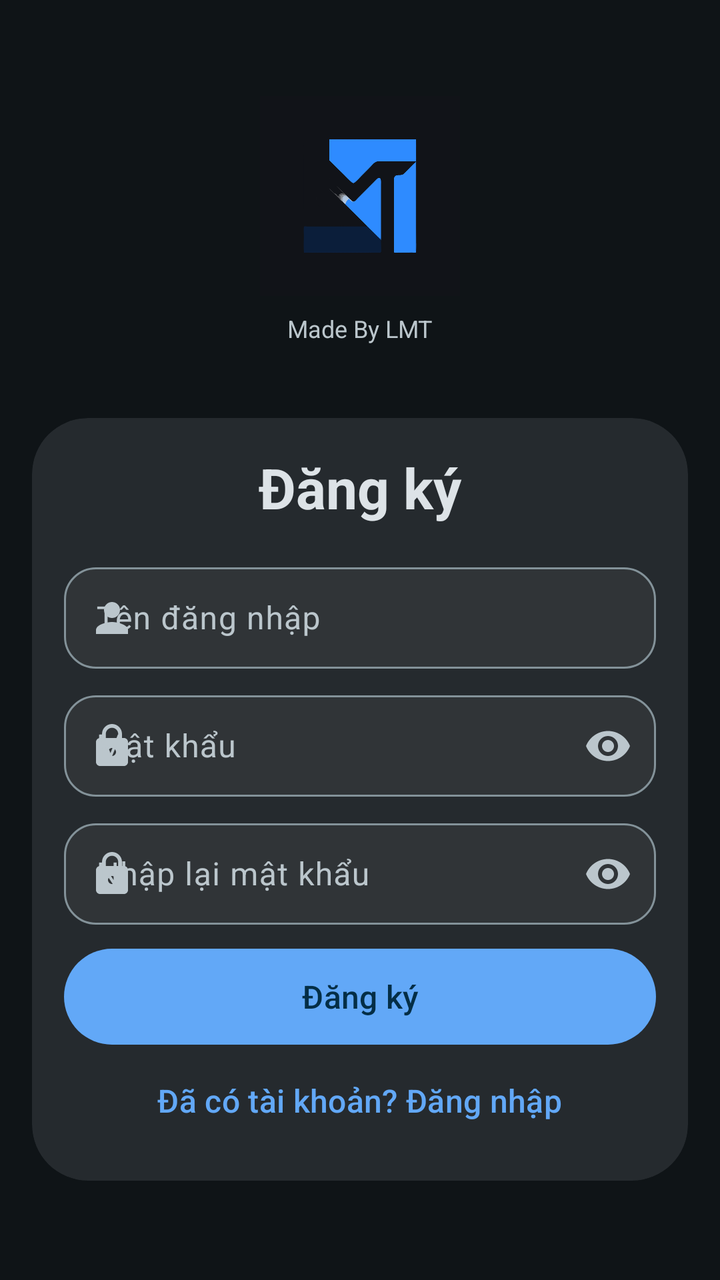
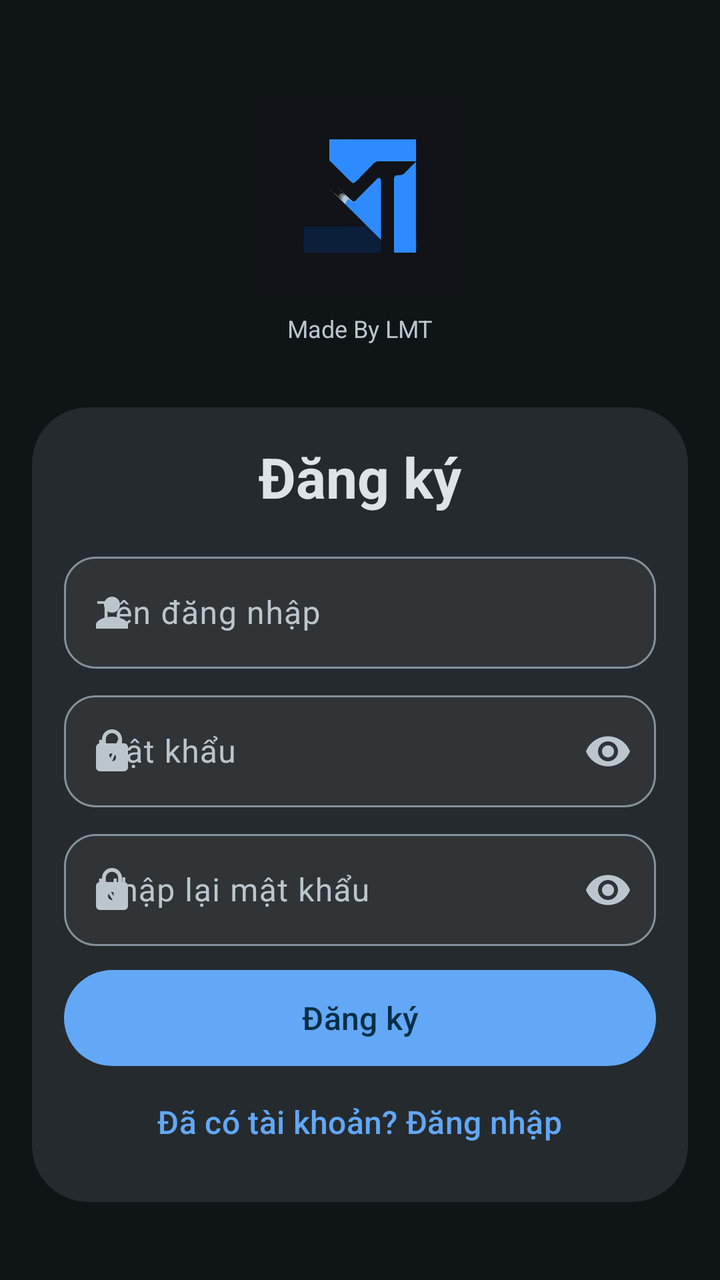

Two renders of the same Android screen: before a commit and after it. Below are the layout's source before the change and the commit's diff.
<!-- AndroidManifest.xml: application theme Theme.ToolTX -->
<!-- res/layout/fragment_signup.xml -->
<?xml version="1.0" encoding="utf-8"?>
<ScrollView xmlns:android="http://schemas.android.com/apk/res/android"
    xmlns:app="http://schemas.android.com/apk/res-auto"
    android:layout_width="match_parent"
    android:layout_height="match_parent"
    android:background="@color/surface"
    android:fillViewport="true">

    <LinearLayout
        android:layout_width="match_parent"
        android:layout_height="wrap_content"
        android:gravity="center_horizontal"
        android:orientation="vertical"
        android:paddingHorizontal="@dimen/spacing_lg"
        android:paddingTop="48dp"
        android:paddingBottom="@dimen/spacing_xl">

        <ImageView
            android:id="@+id/logo"
            android:layout_width="100dp"
            android:layout_height="100dp"
            android:layout_marginBottom="@dimen/spacing_sm"
            android:scaleType="centerCrop"
            android:src="@mipmap/ic_launcher" />

        <TextView
            android:layout_width="wrap_content"
            android:layout_height="wrap_content"
            android:text="@string/made_by"
            android:textColor="@color/onSurfaceVariant"
            android:textSize="12sp" />

        <View
            android:layout_width="0dp"
            android:layout_height="0dp"
            android:layout_weight="1" />

        <com.google.android.material.card.MaterialCardView
            android:layout_width="match_parent"
            android:layout_height="wrap_content"
            android:layout_marginTop="@dimen/spacing_xl"
            app:cardBackgroundColor="@color/surfaceContainerHigh"
            app:cardCornerRadius="@dimen/card_radius_large"
            app:cardElevation="0dp"
            app:strokeWidth="0dp">

            <LinearLayout
                android:layout_width="match_parent"
                android:layout_height="wrap_content"
                android:orientation="vertical"
                android:padding="@dimen/spacing_lg">

                <TextView
                    android:layout_width="match_parent"
                    android:layout_height="wrap_content"
                    android:gravity="center"
                    android:text="@string/sign_up"
                    android:textColor="@color/onSurface"
                    android:textSize="28sp"
                    android:textStyle="bold" />

                <com.google.android.material.textfield.TextInputLayout
                    android:layout_width="match_parent"
                    android:layout_height="@dimen/field_height"
                    android:layout_marginTop="@dimen/spacing_lg"
                    app:boxBackgroundColor="@color/surfaceContainerHighest"
                    app:boxCornerRadiusBottomEnd="@dimen/spacing_lg"
                    app:boxCornerRadiusBottomStart="@dimen/spacing_lg"
                    app:boxCornerRadiusTopEnd="@dimen/spacing_lg"
                    app:boxCornerRadiusTopStart="@dimen/spacing_lg"
                    app:hintTextColor="@color/onSurfaceVariant"
                    app:startIconDrawable="@drawable/ic_person"
                    app:startIconTint="@color/onSurfaceVariant">

                    <com.google.android.material.textfield.TextInputEditText
                        android:id="@+id/et_username"
                        android:layout_width="match_parent"
                        android:layout_height="wrap_content"
                        android:hint="@string/username_hint"
                        android:inputType="text"
                        android:textColor="@color/onSurface"
                        android:textColorHint="@color/onSurfaceVariant" />

                </com.google.android.material.textfield.TextInputLayout>

                <com.google.android.material.textfield.TextInputLayout
                    android:layout_width="match_parent"
                    android:layout_height="@dimen/field_height"
                    android:layout_marginTop="@dimen/spacing_sm"
                    app:boxBackgroundColor="@color/surfaceContainerHighest"
                    app:boxCornerRadiusBottomEnd="@dimen/spacing_lg"
                    app:boxCornerRadiusBottomStart="@dimen/spacing_lg"
                    app:boxCornerRadiusTopEnd="@dimen/spacing_lg"
                    app:boxCornerRadiusTopStart="@dimen/spacing_lg"
                    app:endIconMode="password_toggle"
                    app:hintTextColor="@color/onSurfaceVariant"
                    app:startIconDrawable="@drawable/ic_lock"
                    app:startIconTint="@color/onSurfaceVariant">

                    <com.google.android.material.textfield.TextInputEditText
                        android:id="@+id/et_password"
                        android:layout_width="match_parent"
                        android:layout_height="wrap_content"
                        android:hint="@string/password_hint"
                        android:inputType="textPassword"
                        android:textColor="@color/onSurface"
                        android:textColorHint="@color/onSurfaceVariant" />

                </com.google.android.material.textfield.TextInputLayout>

                <com.google.android.material.textfield.TextInputLayout
                    android:layout_width="match_parent"
                    android:layout_height="@dimen/field_height"
                    android:layout_marginTop="@dimen/spacing_sm"
                    app:boxBackgroundColor="@color/surfaceContainerHighest"
                    app:boxCornerRadiusBottomEnd="@dimen/spacing_lg"
                    app:boxCornerRadiusBottomStart="@dimen/spacing_lg"
                    app:boxCornerRadiusTopEnd="@dimen/spacing_lg"
                    app:boxCornerRadiusTopStart="@dimen/spacing_lg"
                    app:endIconMode="password_toggle"
                    app:hintTextColor="@color/onSurfaceVariant"
                    app:startIconDrawable="@drawable/ic_lock"
                    app:startIconTint="@color/onSurfaceVariant">

                    <com.google.android.material.textfield.TextInputEditText
                        android:id="@+id/et_confirm"
                        android:layout_width="match_parent"
                        android:layout_height="wrap_content"
                        android:hint="@string/confirm_password_hint"
                        android:inputType="textPassword"
                        android:textColor="@color/onSurface"
                        android:textColorHint="@color/onSurfaceVariant" />

                </com.google.android.material.textfield.TextInputLayout>

                <TextView
                    android:id="@+id/tv_status"
                    android:layout_width="match_parent"
                    android:layout_height="wrap_content"
                    android:gravity="center"
                    android:paddingTop="@dimen/spacing_sm"
                    android:textColor="@color/onSurfaceVariant"
                    android:textSize="13sp"
                    android:visibility="gone" />

                <com.google.android.material.button.MaterialButton
                    android:id="@+id/btn_submit"
                    android:layout_width="match_parent"
                    android:layout_height="@dimen/btn_height"
                    android:layout_marginTop="@dimen/spacing_sm"
                    android:text="@string/sign_up"
                    android:textColor="@color/onPrimary"
                    android:textSize="16sp"
                    app:backgroundTint="@color/primary"
                    app:cornerRadius="@dimen/btn_height" />

                <com.google.android.material.button.MaterialButton
                    android:id="@+id/btn_switch"
                    style="@style/Widget.Material3.Button.TextButton"
                    android:layout_width="wrap_content"
                    android:layout_height="48dp"
                    android:layout_gravity="center"
                    android:text="@string/have_account"
                    android:textColor="@color/primary"
                    android:textSize="16sp" />

            </LinearLayout>
        </com.google.android.material.card.MaterialCardView>

        <View
            android:layout_width="0dp"
            android:layout_height="0dp"
            android:layout_weight="2" />

    </LinearLayout>
</ScrollView>
<!-- resources referenced by this layout -->
<resources>
  <color name="onPrimary">#FF042E46</color>
  <color name="onSurface">#FFDDE3E7</color>
  <color name="onSurfaceVariant">#FFBBC6CC</color>
  <color name="primary">#FF62A8F7</color>
  <color name="surface">#FF0F1417</color>
  <color name="surfaceContainerHigh">#FF252A2E</color>
  <color name="surfaceContainerHighest">#FF303437</color>
  <dimen name="btn_height">56dp</dimen>
  <dimen name="card_radius_large">28dp</dimen>
  <dimen name="field_height">56dp</dimen>
  <dimen name="spacing_lg">16dp</dimen>
  <dimen name="spacing_sm">8dp</dimen>
  <dimen name="spacing_xl">24dp</dimen>
  <!-- drawable ic_lock (drawable) -->
  <vector xmlns:android="http://schemas.android.com/apk/res/android"
      android:width="24dp"
      android:height="24dp"
      android:viewportWidth="24"
      android:viewportHeight="24"
      android:tint="@color/onSurfaceVariant">
      <path
          android:fillColor="@android:color/white"
          android:pathData="M18,8h-1V6c0,-2.76 -2.24,-5 -5,-5S7,3.24 7,6v2H6c-1.1,0 -2,0.9 -2,2v10c0,1.1 0.9,2 2,2h12c1.1,0 2,-0.9 2,-2V10c0,-1.1 -0.9,-2 -2,-2zM12,17c-1.1,0 -2,-0.9 -2,-2s0.9,-2 2,-2 2,0.9 2,2 -0.9,2 -2,2zM15.1,8H8.9V6c0,-1.71 1.39,-3.1 3.1,-3.1 1.71,0 3.1,1.39 3.1,3.1v2z" />
  </vector>
  <!-- drawable ic_person (drawable) -->
  <vector xmlns:android="http://schemas.android.com/apk/res/android"
      android:width="24dp"
      android:height="24dp"
      android:viewportWidth="24"
      android:viewportHeight="24"
      android:tint="@color/onSurfaceVariant">
      <path
          android:fillColor="@android:color/white"
          android:pathData="M12,12c2.21,0 4,-1.79 4,-4s-1.79,-4 -4,-4 -4,1.79 -4,4 1.79,4 4,4zM12,14c-2.67,0 -8,1.34 -8,4v2h16v-2c0,-2.66 -5.33,-4 -8,-4z" />
  </vector>
  <string name="confirm_password_hint">Nhập lại mật khẩu</string>
  <string name="have_account">Đã có tài khoản? Đăng nhập</string>
  <string name="made_by">Made By LMT</string>
  <string name="password_hint">Mật khẩu</string>
  <string name="sign_up">Đăng ký</string>
  <string name="username_hint">Tên đăng nhập</string>
  <color name="primaryContainer">#FF0C496E</color>
  <color name="onPrimaryContainer">#FFC3E9FF</color>
  <color name="secondary">#FFB0C8D5</color>
  <color name="secondaryContainer">#FF314A58</color>
  <color name="onSecondaryContainer">#FFCBEAFF</color>
  <color name="tertiary">#FF49475D</color>
  <color name="tertiaryContainer">#FF49475D</color>
  <color name="onTertiaryContainer">#FFE8E5FF</color>
  <color name="background">#FF0F1417</color>
  <color name="surfaceContainer">#FF1B2023</color>
  <color name="outline">#FF839299</color>
  <color name="outlineVariant">#FF3B474D</color>
  <color name="error">#FFF26B6B</color>
  <color name="onError">#FF601410</color>
  <color name="errorContainer">#FF8C1D15</color>
  <color name="onErrorContainer">#FFF9D9D7</color>
</resources>

<!-- the commit's change to res/layout/fragment_signup.xml (unified diff, before → after) -->
@@ -61,7 +61,7 @@
 
                 <com.google.android.material.textfield.TextInputLayout
                     android:layout_width="match_parent"
-                    android:layout_height="@dimen/field_height"
+                    android:layout_height="wrap_content"
                     android:layout_marginTop="@dimen/spacing_lg"
                     app:boxBackgroundColor="@color/surfaceContainerHighest"
                     app:boxCornerRadiusBottomEnd="@dimen/spacing_lg"
@@ -76,6 +76,7 @@
                         android:id="@+id/et_username"
                         android:layout_width="match_parent"
                         android:layout_height="wrap_content"
+                        android:minHeight="56dp"
                         android:hint="@string/username_hint"
                         android:inputType="text"
                         android:textColor="@color/onSurface"
@@ -85,7 +86,7 @@
 
                 <com.google.android.material.textfield.TextInputLayout
                     android:layout_width="match_parent"
-                    android:layout_height="@dimen/field_height"
+                    android:layout_height="wrap_content"
                     android:layout_marginTop="@dimen/spacing_sm"
                     app:boxBackgroundColor="@color/surfaceContainerHighest"
                     app:boxCornerRadiusBottomEnd="@dimen/spacing_lg"
@@ -101,6 +102,7 @@
                         android:id="@+id/et_password"
                         android:layout_width="match_parent"
                         android:layout_height="wrap_content"
+                        android:minHeight="56dp"
                         android:hint="@string/password_hint"
                         android:inputType="textPassword"
                         android:textColor="@color/onSurface"
@@ -110,7 +112,7 @@
 
                 <com.google.android.material.textfield.TextInputLayout
                     android:layout_width="match_parent"
-                    android:layout_height="@dimen/field_height"
+                    android:layout_height="wrap_content"
                     android:layout_marginTop="@dimen/spacing_sm"
                     app:boxBackgroundColor="@color/surfaceContainerHighest"
                     app:boxCornerRadiusBottomEnd="@dimen/spacing_lg"
@@ -126,6 +128,7 @@
                         android:id="@+id/et_confirm"
                         android:layout_width="match_parent"
                         android:layout_height="wrap_content"
+                        android:minHeight="56dp"
                         android:hint="@string/confirm_password_hint"
                         android:inputType="textPassword"
                         android:textColor="@color/onSurface"
<!-- resource entries referenced after the edit -->
@@ -9,7 +9,6 @@
   <color name="surfaceContainerHighest">#FF303437</color>
   <dimen name="btn_height">56dp</dimen>
   <dimen name="card_radius_large">28dp</dimen>
-  <dimen name="field_height">56dp</dimen>
   <dimen name="spacing_lg">16dp</dimen>
   <dimen name="spacing_sm">8dp</dimen>
   <dimen name="spacing_xl">24dp</dimen>
